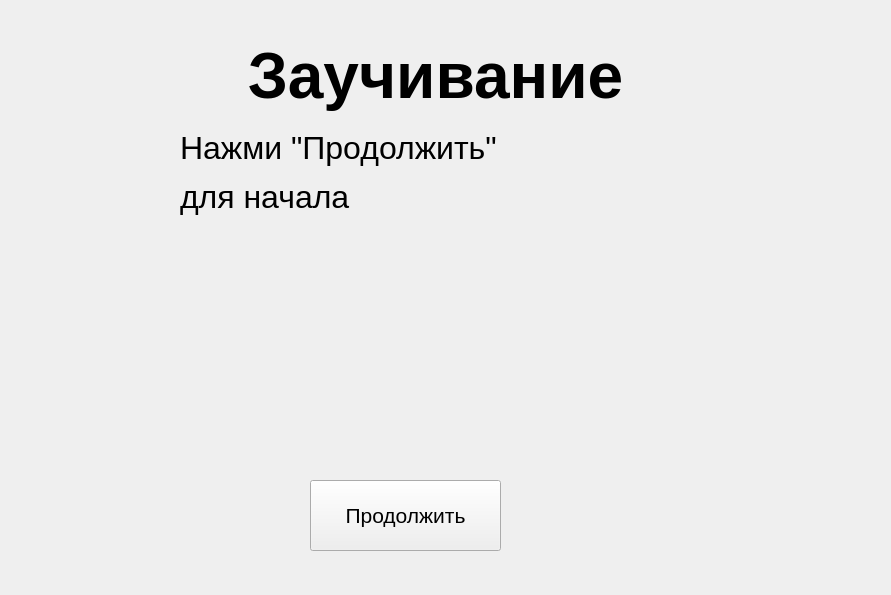
D1midr0sh/qt_poem_learner, file designs/learn.ui: the form before one commit.
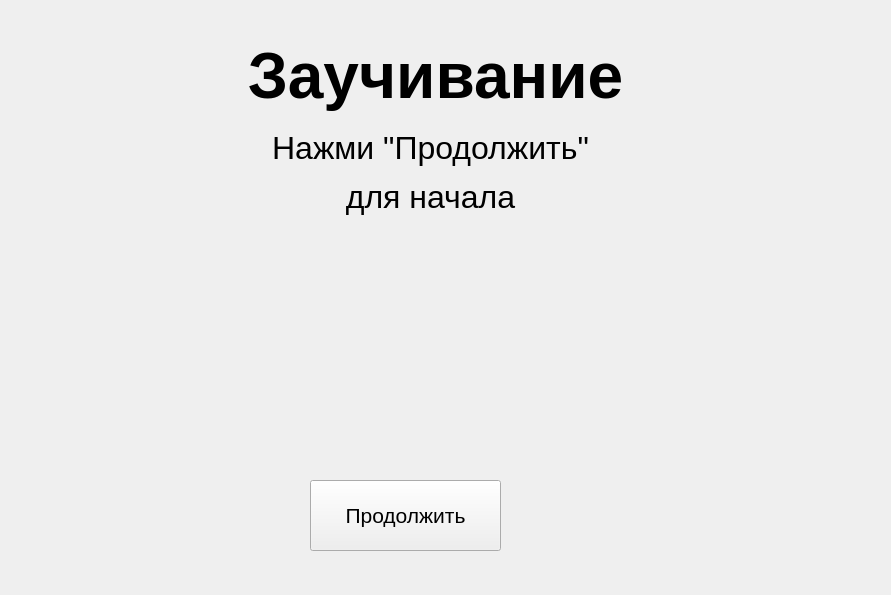
The form after the commit.

Patch:
```diff
--- a/designs/learn.ui
+++ b/designs/learn.ui
@@ -53,9 +53,9 @@
     <widget class="QLabel" name="output">
      <property name="geometry">
       <rect>
-       <x>180</x>
+       <x>50</x>
        <y>130</y>
-       <width>431</width>
+       <width>761</width>
        <height>311</height>
       </rect>
      </property>
@@ -68,7 +68,7 @@
       <string>&lt;html&gt;&lt;head/&gt;&lt;body&gt;&lt;p&gt;Нажми &amp;quot;Продолжить&amp;quot;&lt;/p&gt;&lt;p&gt;для начала&lt;/p&gt;&lt;/body&gt;&lt;/html&gt;</string>
      </property>
      <property name="alignment">
-      <set>Qt::AlignLeading|Qt::AlignLeft|Qt::AlignTop</set>
+      <set>Qt::AlignHCenter|Qt::AlignTop</set>
      </property>
     </widget>
     <widget class="QPushButton" name="proceedButton">
```
